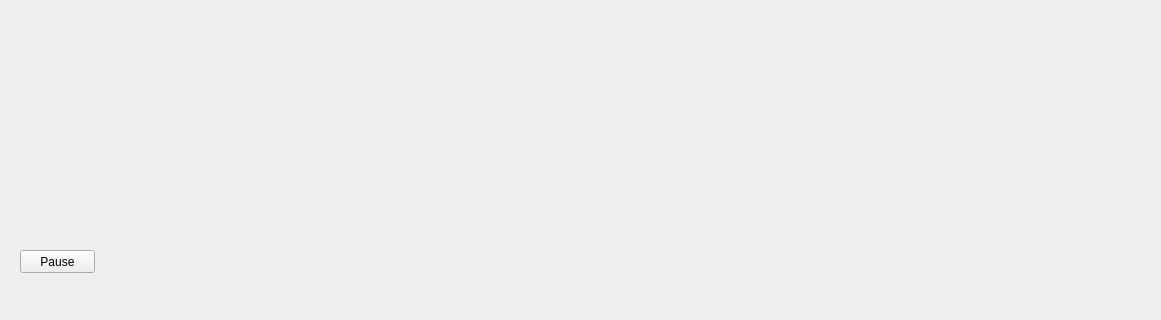
Old version of the form mywindow.ui in the repository TejaswiKasarla/PediPeri_UI; both pictures show x 0 to 1161 and y 280 to 600 of the 1300 by 600 pixel window.
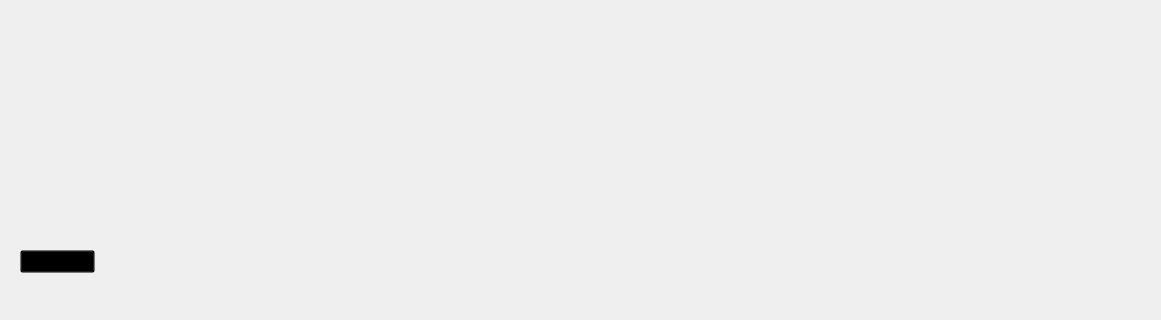
New version of the form. Icons and pictures are not drawn.

What changed in the file:
```diff
--- a/mywindow.ui
+++ b/mywindow.ui
@@ -32,9 +32,15 @@
       <height>23</height>
      </rect>
     </property>
+    <property name="styleSheet">
+     <string notr="true">background: transparent;</string>
+    </property>
     <property name="text">
      <string>Pause</string>
     </property>
+    <property name="default">
+     <bool>false</bool>
+    </property>
    </widget>
    <widget class="QLabel" name="label">
     <property name="geometry">
@@ -120,8 +126,8 @@
    <widget class="QPushButton" name="pushButton_4">
     <property name="geometry">
      <rect>
-      <x>960</x>
-      <y>480</y>
+      <x>990</x>
+      <y>520</y>
       <width>31</width>
       <height>31</height>
      </rect>
@@ -177,7 +183,7 @@
     <property name="geometry">
      <rect>
       <x>960</x>
-      <y>520</y>
+      <y>480</y>
       <width>31</width>
       <height>31</height>
      </rect>
@@ -207,7 +213,7 @@
    <widget class="QPushButton" name="pushButton_7">
     <property name="geometry">
      <rect>
-      <x>990</x>
+      <x>960</x>
       <y>520</y>
       <width>31</width>
       <height>31</height>
```
Left out of the diff: 307 changed lines with no effect on the pictures.
